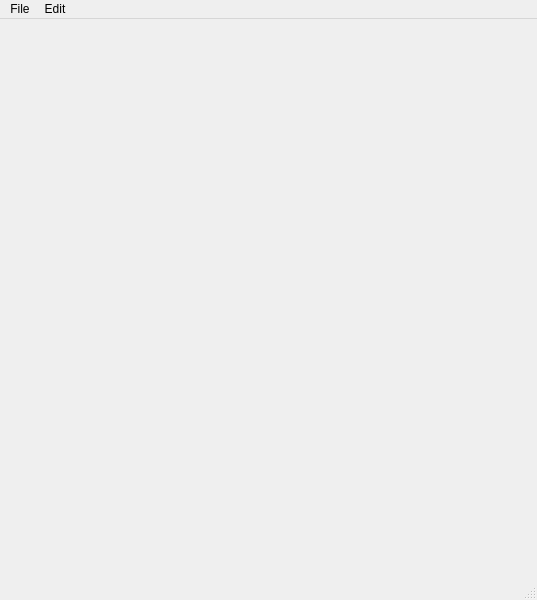
The window that designer/Home.ui (subins2000/MJournal) describes before a commit, drawn with Qt 5.
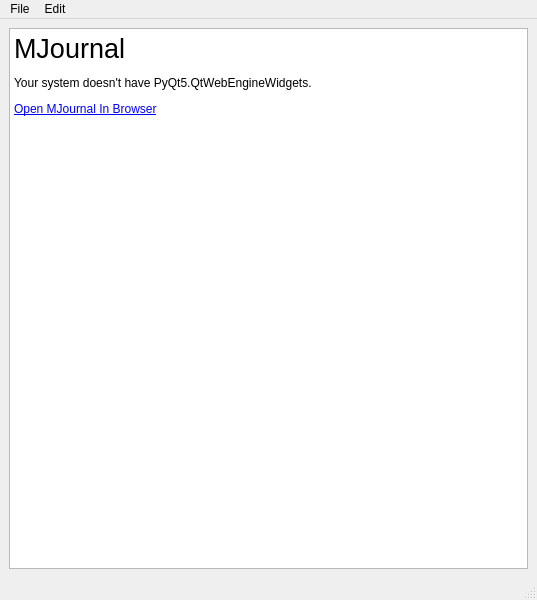
The same window after the commit. Icons and pictures are not drawn.

Commit message: Check if QWebEngine is available, else show msg to open in browser

```diff
--- a/designer/Home.ui
+++ b/designer/Home.ui
@@ -50,7 +50,21 @@
      <height>16777215</height>
     </size>
    </property>
-   <layout class="QVBoxLayout" name="verticalLayout"/>
+   <layout class="QVBoxLayout" name="verticalLayout">
+    <item>
+     <widget class="QTextBrowser" name="noWebEngineInfo">
+      <property name="html">
+       <string>&lt;!DOCTYPE HTML PUBLIC &quot;-//W3C//DTD HTML 4.0//EN&quot; &quot;http://www.w3.org/TR/REC-html40/strict.dtd&quot;&gt;
+&lt;html&gt;&lt;head&gt;&lt;meta name=&quot;qrichtext&quot; content=&quot;1&quot; /&gt;&lt;style type=&quot;text/css&quot;&gt;
+p, li { white-space: pre-wrap; }
+&lt;/style&gt;&lt;/head&gt;&lt;body style=&quot; font-family:'Sans Serif'; font-size:9pt; font-weight:400; font-style:normal;&quot;&gt;
+&lt;p style=&quot; margin-top:12px; margin-bottom:12px; margin-left:0px; margin-right:0px; -qt-block-indent:0; text-indent:0px;&quot;&gt;&lt;span style=&quot; font-size:20pt;&quot;&gt;MJournal&lt;/span&gt;&lt;/p&gt;
+&lt;p style=&quot; margin-top:12px; margin-bottom:12px; margin-left:0px; margin-right:0px; -qt-block-indent:0; text-indent:0px;&quot;&gt;Your system doesn't have PyQt5.QtWebEngineWidgets.&lt;/p&gt;
+&lt;p style=&quot; margin-top:12px; margin-bottom:12px; margin-left:0px; margin-right:0px; -qt-block-indent:0; text-indent:0px;&quot;&gt;&lt;a href=&quot;http://127.0.0.1:8786&quot;&gt;&lt;span style=&quot; text-decoration: underline; color:#0000ff;&quot;&gt;Open MJournal In Browser&lt;/span&gt;&lt;/a&gt;&lt;/p&gt;&lt;/body&gt;&lt;/html&gt;</string>
+      </property>
+     </widget>
+    </item>
+   </layout>
   </widget>
   <widget class="QMenuBar" name="menubar">
    <property name="geometry">
```
The commit also changes 2 other files.
